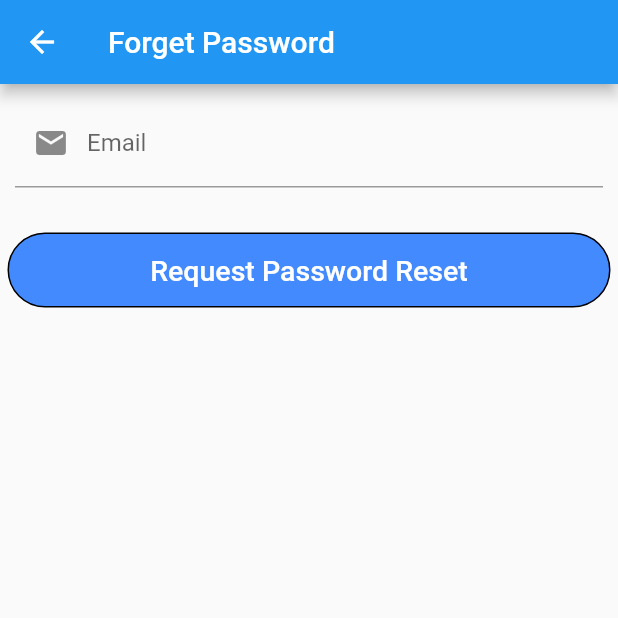
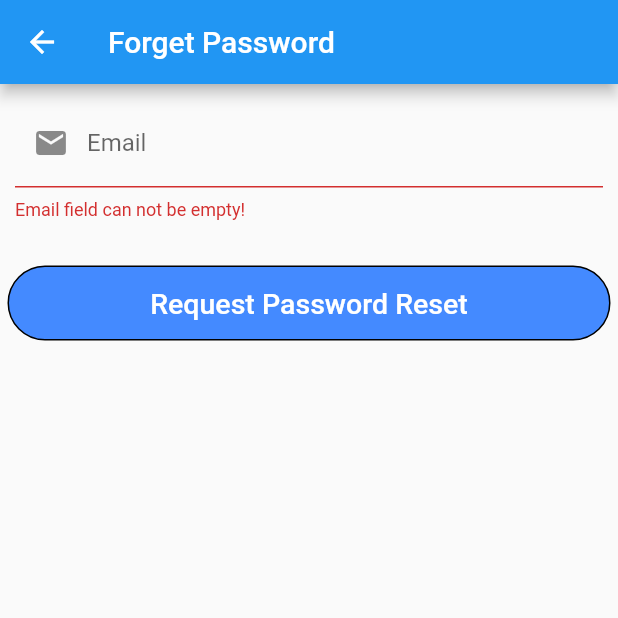
Before and after one commit to mtarikg/QuestionWorld, a Flutter app: the ForgetPassword screen opened directly, after a tap on "Request Password Reset", on a phone screen of 412 x 824 dp, the top half of it. Run offline on Flutter 3.47's test engine with Material 2 defaults, Android fonts, the phone set to English and light mode, and no system bars; our stand-ins replace cloud_firestore, firebase_auth, google_sign_in; missing offline and left inert: dart:ffi; accounts and stored records are empty; network calls fail.

Commit message:
Forget password is completed

```diff
--- a/lib/Auth/forgetPassword.dart
+++ b/lib/Auth/forgetPassword.dart
@@ -1,4 +1,6 @@
 import 'package:flutter/material.dart';
+import 'package:provider/provider.dart';
+import 'package:question_world/services/authorizationService.dart';
 
 class ForgetPassword extends StatefulWidget {
   const ForgetPassword({Key key}) : super(key: key);
@@ -8,26 +10,64 @@ class ForgetPassword extends StatefulWidget {
 }
 
 class _ForgetPasswordState extends State<ForgetPassword> {
+  bool loading = false;
+  final _formKey = GlobalKey<FormState>();
+  final _scaffoldKey = GlobalKey<ScaffoldState>();
+  String email;
   @override
   Widget build(BuildContext context) {
     return Scaffold(
+      key: _scaffoldKey,
       appBar: AppBar(
         title: Text("Forget Password"),
       ),
-      body: Column(
+      body: Stack(
+        children: [
+          _pageWidgets(),
+          _loadingAnimation(),
+        ],
+      ),
+    );
+  }
+
+  Widget _loadingAnimation() {
+    if (loading) {
+      return Center(child: CircularProgressIndicator());
+    } else {
+      return Center();
+    }
+  }
+
+  Widget _pageWidgets() {
+    return Column(
       mainAxisAlignment: MainAxisAlignment.start,
+      children: [
+        Form(
+          key: _formKey,
+          child: Column(
             children: [
               Container(
                 child: Column(
                   children: [
                     Padding(
                       padding: const EdgeInsets.all(10.0),
-                  child: TextField(
+                      child: TextFormField(
                         decoration: InputDecoration(
                           prefixIcon: Icon(Icons.mail),
                           labelText: "Email",
                           hintText: "Please enter your email",
                         ),
+                        validator: (value) {
+                          if (value.isEmpty) {
+                            return "Email field can not be empty!";
+                          } else if (!value.contains("@")) {
+                            return "Value should be an email format";
+                          }
+                          return null;
+                        },
+                        onSaved: (value) {
+                          email = value;
+                        },
                       ),
                     ),
                   ],
@@ -46,7 +86,7 @@ class _ForgetPasswordState extends State<ForgetPassword> {
                       width: 1,
                     )),
                 child: FlatButton(
-              onPressed: () {},
+                  onPressed: _forgetPassword,
                   child: Text(
                     "Request Password Reset",
                     style: TextStyle(
@@ -58,6 +98,42 @@ class _ForgetPasswordState extends State<ForgetPassword> {
               ),
             ],
           ),
+        ),
+      ],
     );
   }
+
+  Future<void> _forgetPassword() async {
+    final _authService =
+        Provider.of<AuthorizationService>(context, listen: false);
+    var _formState = _formKey.currentState;
+    if (_formState.validate()) {
+      _formState.save();
+      setState(() {
+        loading = true;
+      });
+      try {
+        await _authService.forgetPassword(email);
+        Navigator.pop(context);
+      } catch (err) {
+        setState(() {
+          loading = false;
+        });
+        showAlert(error: err.code);
       }
+    }
+  }
+
+  showAlert({error}) {
+    String errorMessage;
+
+    if (error == "ERROR_INVALID_EMAIL") {
+      errorMessage = "Email is invalid";
+    } else if (error == "ERROR_USER_NOT_FOUND") {
+      errorMessage = "There is no user with this e mail.";
+    }
+
+    var snackBar = SnackBar(content: Text(errorMessage));
+    _scaffoldKey.currentState.showSnackBar(snackBar);
+  }
+}
--- a/lib/services/authorizationService.dart
+++ b/lib/services/authorizationService.dart
@@ -29,6 +29,10 @@ class AuthorizationService {
     return _firebaseAuth.signOut();
   }
 
+  Future<void> forgetPassword(String email) async {
+    await _firebaseAuth.sendPasswordResetEmail(email: email);
+  }
+
   Future<User> signInWithGoogle() async {
     GoogleSignInAccount googleAccount = await GoogleSignIn().signIn();
     GoogleSignInAuthentication googleAuth = await googleAccount.authentication;
```
Lines whose indentation alone changed are shown as unchanged.
